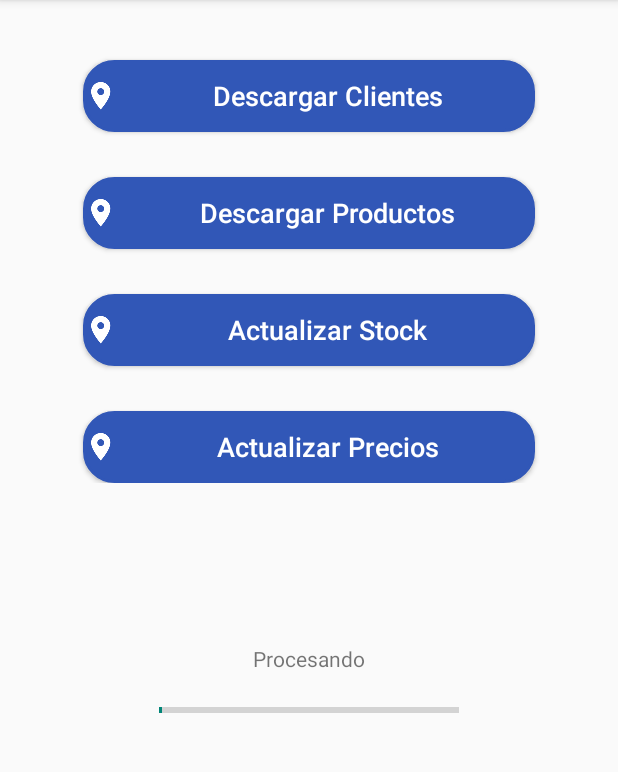
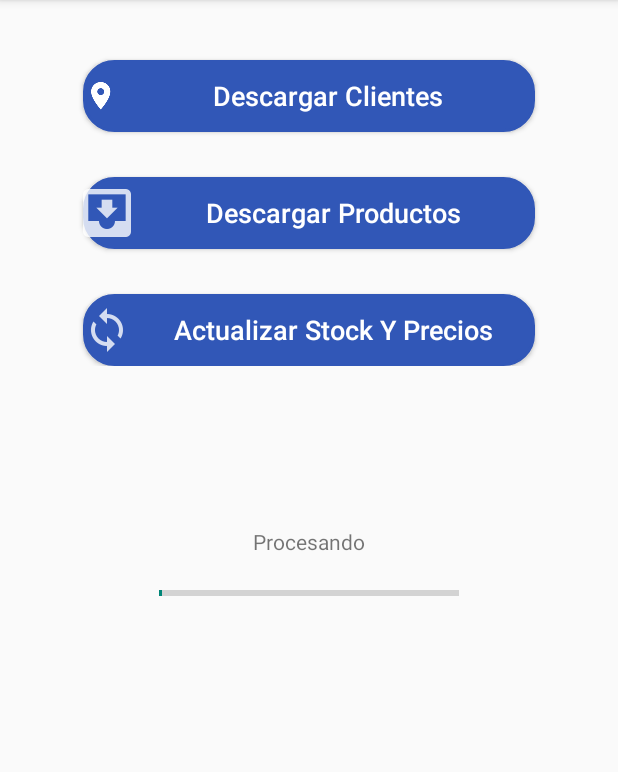
Before and after one commit to israel1x/AppCamaleon, an Android app: the Offline screen opened directly, with no data from a screen before it, on a phone screen of 412 x 824 dp, the part 84-856 px from its top. Run offline under Robolectric (Android 15) with nearby library versions, the phone set to English and light mode, and no system bars; our stand-ins replace Room's generated code, Volley; libraries missing offline, so code that uses them is left out: android.arch.persistence, iammert.com.expandablelib.

Commit message:
Actualizar el stock y los precios de los productos

```diff
--- a/app/src/main/java/com/example/pasantias/appcamaleon/DataBase/Actualizacion.java
+++ b/app/src/main/java/com/example/pasantias/appcamaleon/DataBase/Actualizacion.java
@@ -26,11 +26,14 @@ public class Actualizacion {
     //@TypeConverters(DataConverter.class)
     private String fechaUpdateProductos;
 
+    @ColumnInfo(name = "updatestockprecio")
+    private String fechaUpdateStockPrecios;
 
-    public Actualizacion(@NonNull int idActualizacion, String fechaUpdateClientes, String fechaUpdateProductos) {
+    public Actualizacion(@NonNull int idActualizacion, String fechaUpdateClientes, String fechaUpdateProductos, String fechaUpdateStockPrecios) {
         this.idActualizacion = idActualizacion;
         this.fechaUpdateClientes = fechaUpdateClientes;
         this.fechaUpdateProductos = fechaUpdateProductos;
+        this.fechaUpdateStockPrecios = fechaUpdateStockPrecios;
     }
 
     @NonNull
@@ -57,4 +60,12 @@ public class Actualizacion {
     public void setFechaUpdateProductos(String fechaUpdateProductos) {
         this.fechaUpdateProductos = fechaUpdateProductos;
     }
+
+    public String getFechaUpdateStockPrecios() {
+        return fechaUpdateStockPrecios;
+    }
+
+    public void setFechaUpdateStockPrecios(String fechaUpdateStockPrecios) {
+        this.fechaUpdateStockPrecios = fechaUpdateStockPrecios;
+    }
 }
--- a/app/src/main/java/com/example/pasantias/appcamaleon/DataBase/ActualizacionDao.java
+++ b/app/src/main/java/com/example/pasantias/appcamaleon/DataBase/ActualizacionDao.java
@@ -26,6 +26,10 @@ public interface ActualizacionDao {
     @Query("SELECT updateproductos FROM actualizacion WHERE idupdate = :idupdate")
     String getFechaActualizacionDeProductos(int idupdate);
 
+    //RETORNA LA FECHA EN QUE SE ACTUALIZO EL STOCK Y EL PRECIO DE LOS PRODUCTOS
+    @Query("SELECT updatestockprecio FROM actualizacion WHERE idupdate = :idupdate")
+    String getFechaActualizacionDeStockYPrecios(int idupdate);
+
     @Insert(onConflict = REPLACE)
     void insertActualizacion(Actualizacion actualizacion);
 
@@ -36,9 +40,6 @@ public interface ActualizacionDao {
     //@Update(onConflict = REPLACE)
     //void updateFechaProductosById(int id);
 
-    //ACTUALIZAR SOLO LA FECHA DE ACTUALIZACION DE PRODUCTOS
-    //@
-
     @Delete
     void delete(Actualizacion actualizacion);
 
--- a/app/src/main/java/com/example/pasantias/appcamaleon/DataBase/AppDatabase.java
+++ b/app/src/main/java/com/example/pasantias/appcamaleon/DataBase/AppDatabase.java
@@ -12,7 +12,7 @@ import android.content.Context;
 import android.support.annotation.NonNull;
 
 
-@Database(entities = {ClienteMin.class, Usuario.class, Producto.class, Actualizacion.class, Pedido.class, DetallePedido.class} , version = 5)
+@Database(entities = {ClienteMin.class, Usuario.class, Producto.class, Actualizacion.class, Pedido.class, DetallePedido.class} , version = 6)
 @TypeConverters(DataConverter.class)
 public abstract class AppDatabase extends RoomDatabase {
 
--- a/app/src/main/res/layout/activity_maps.xml
+++ b/app/src/main/res/layout/activity_maps.xml
@@ -3,6 +3,9 @@
     android:layout_height="match_parent"
     xmlns:android="http://schemas.android.com/apk/res/android"
     android:orientation="vertical">
+
+    <include android:id="@+id/miActionBar" layout="@layout/actionbar">
+    </include>
 
     <fragment xmlns:android="http://schemas.android.com/apk/res/android"
         xmlns:map="http://schemas.android.com/apk/res-auto"
--- a/app/src/main/res/layout/activity_offline.xml
+++ b/app/src/main/res/layout/activity_offline.xml
@@ -39,8 +39,8 @@
             android:layout_marginTop="30dp"
             android:layout_marginLeft="45dp"
             android:layout_marginRight="45dp"
+            android:drawableLeft="@drawable/ic_box"
             android:background="@drawable/btn_login_round"
-            android:drawableLeft="@drawable/ic_location_cliente"
             android:textAllCaps="false"
             android:text="Descargar Productos"
             android:textSize="18sp"
@@ -54,28 +54,14 @@
             android:layout_marginTop="30dp"
             android:layout_marginLeft="45dp"
             android:layout_marginRight="45dp"
+            android:drawableLeft="@drawable/ic_sync"
             android:background="@drawable/btn_login_round"
-            android:drawableLeft="@drawable/ic_location_cliente"
             android:textAllCaps="false"
-            android:text="Actualizar Stock"
+            android:text="Actualizar Stock Y Precios"
             android:textSize="18sp"
             android:textColor="#ffffff"/>
 
-        <Button
-            android:id="@+id/bt_offline_actualizar_precios"
-            android:layout_width="match_parent"
-            android:layout_height="wrap_content"
-            android:layout_gravity="center"
-            android:layout_marginTop="30dp"
-            android:layout_marginLeft="45dp"
-            android:layout_marginRight="45dp"
-            android:background="@drawable/btn_login_round"
-            android:drawableLeft="@drawable/ic_location_cliente"
-            android:drawableStart="@drawable/ic_location_cliente"
-            android:textAllCaps="false"
-            android:text="Actualizar Precios"
-            android:textSize="18sp"
-            android:textColor="#ffffff"/>
+
 
     </LinearLayout>
 
--- a/app/src/main/res/layout/activity_ruta_de_clientes.xml
+++ b/app/src/main/res/layout/activity_ruta_de_clientes.xml
@@ -1,4 +1,5 @@
 <?xml version="1.0" encoding="utf-8"?>
+
 <fragment xmlns:android="http://schemas.android.com/apk/res/android"
     xmlns:map="http://schemas.android.com/apk/res-auto"
     xmlns:tools="http://schemas.android.com/tools"
--- a/app/src/main/res/layout/layout_parent_lc.xml
+++ b/app/src/main/res/layout/layout_parent_lc.xml
@@ -6,7 +6,7 @@
 
     <RelativeLayout
         android:layout_width="match_parent"
-        android:layout_height="56dp"
+        android:layout_height="46dp"
         android:background="#FFFFFF"
         android:elevation="2dp">
 
```
Also changed, not shown: app/src/main/java/com/example/pasantias/appcamaleon/ListaClientes.java (+42 -11 lines), app/src/main/java/com/example/pasantias/appcamaleon/Offline.java (+58 -20 lines), app/src/main/java/com/example/pasantias/appcamaleon/Pojos/Cliente.java (+9 -1 lines), app/src/main/res/drawable-hdpi/ic_box.png (added), app/src/main/res/drawable-hdpi/ic_sync.png (added), app/src/main/res/drawable-mdpi/ic_box.png (added), app/src/main/res/drawable-mdpi/ic_sync.png (added), app/src/main/res/drawable-xhdpi/ic_box.png (added), app/src/main/res/drawable-xhdpi/ic_sync.png (added), app/src/main/res/drawable-xxhdpi/ic_box.png (added), app/src/main/res/drawable-xxhdpi/ic_sync.png (added).
